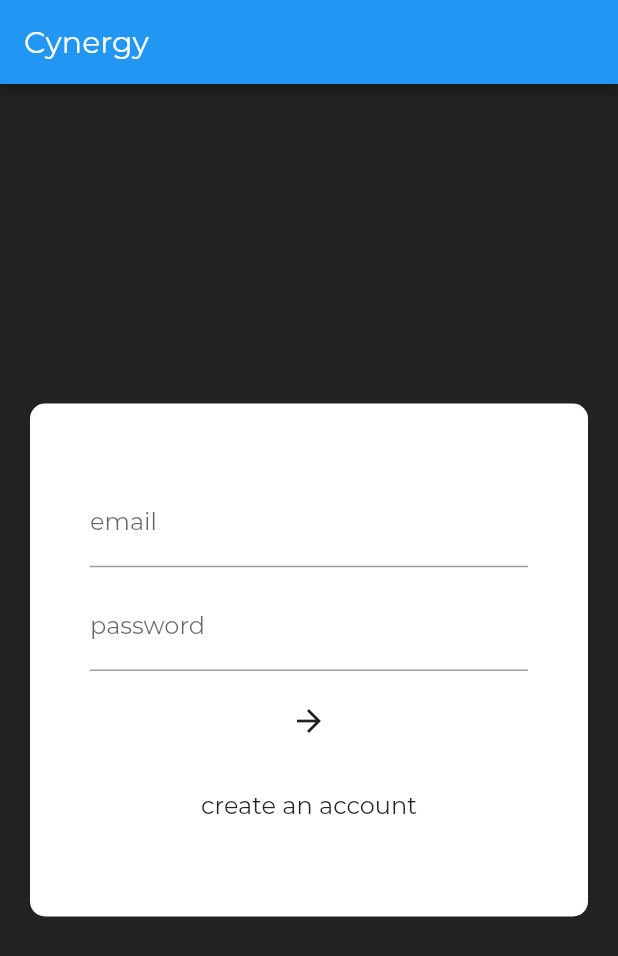
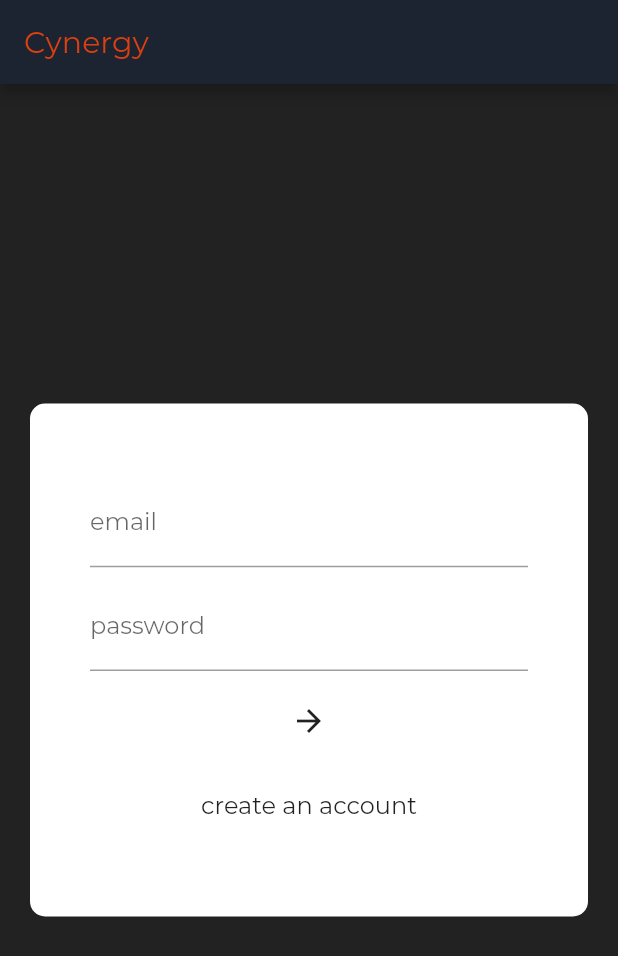
Before and after one commit to cynergy-ruas/cynergy-app, a Flutter app: the screen it shows after launch, on a phone screen of 412 x 824 dp. Shown: the top 956 px of the screen. Run offline on Flutter 3.47's test engine with Material 2 defaults, Android fonts, the phone set to English and light mode, and no system bars; our stand-ins replace cloud_firestore, firebase_auth, qr_flutter; missing offline and left inert: barcode_scan, color, simple_permissions; accounts and stored records are empty.

Commit message:
colors updated

```diff
--- a/lib/pages/root/home_segment.dart
+++ b/lib/pages/root/home_segment.dart
@@ -12,6 +12,8 @@ class HomePage extends StatefulWidget {
 }
 
 class _HomePageState extends State<HomePage> {
+   final navbarColor=const Color(0xFF1c2331);
+  final titleColor=Color.fromARGB(255,222,63,15);
 
   void _signOut() async{
     try{
@@ -26,7 +28,8 @@ class _HomePageState extends State<HomePage> {
   Widget build(BuildContext context) {
     return Scaffold(
       appBar: new AppBar(
-        title: new Text("Welcome"),
+        title: new Text("Welcome",style: TextStyle(color: titleColor),),
+        backgroundColor: navbarColor,
         actions: <Widget>[
           new FlatButton(
             child: new Text("Sign out", style: new TextStyle(fontSize: 17, color: Colors.white)),
--- a/lib/pages/root/login_segment.dart
+++ b/lib/pages/root/login_segment.dart
@@ -17,7 +17,8 @@ enum FormType{
 }
 
 class _LoginPageState extends State<LoginPage>{
-
+  final navbarColor=const Color(0xFF1c2331);
+  final titleColor=Color.fromARGB(255,222,63,15);
   final formKey = new GlobalKey<FormState>();
 
   String _email;
@@ -87,7 +88,9 @@ class _LoginPageState extends State<LoginPage>{
     return new Scaffold(
       resizeToAvoidBottomPadding: false,
       appBar: new AppBar(
-        title: new Text("Cynergy"),
+        title: new Text("Cynergy",style: TextStyle(color:titleColor)),
+        backgroundColor:navbarColor,
+
       ),
       body: buildPage(),
       backgroundColor: Colors.black87,
```
Also changed, not shown: lib/pages/qr/qrCore.dart (+16 -7 lines).
